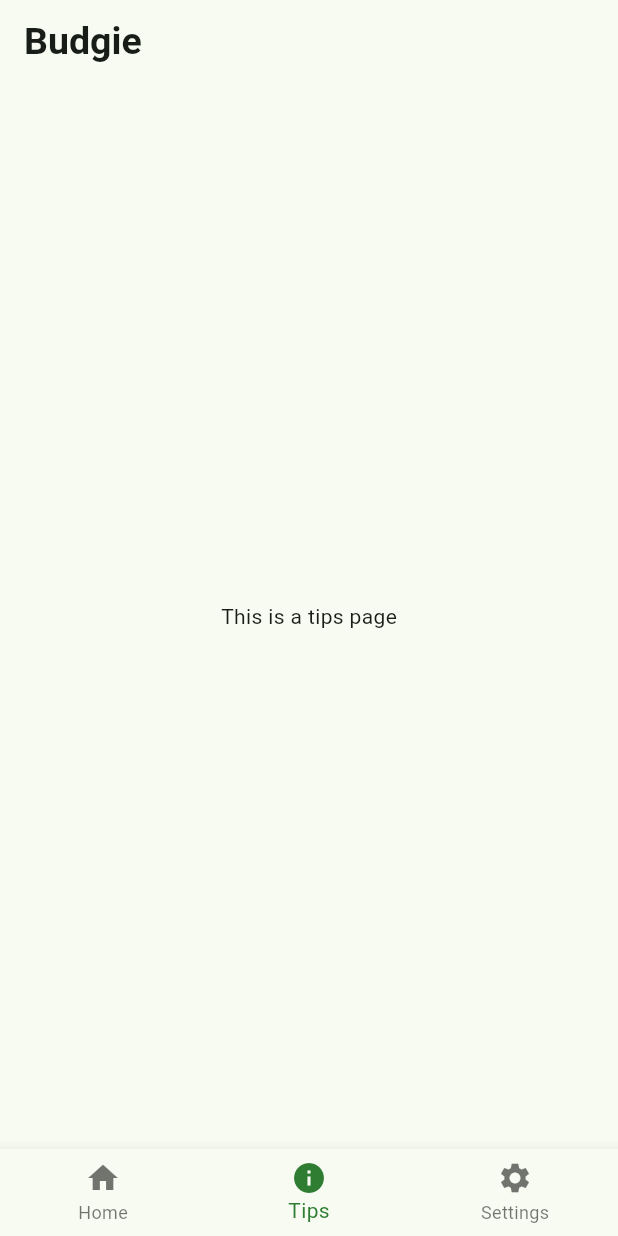
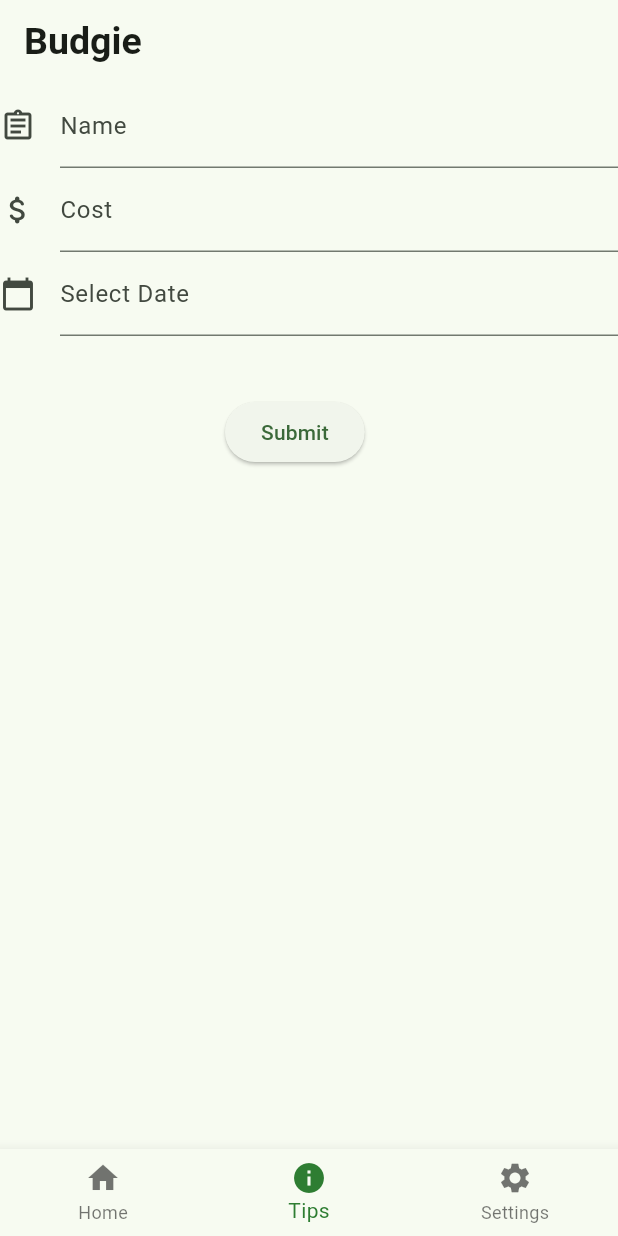
Before and after one commit to WSU-4110/budgie, a Flutter app: the screen it shows after launch, item 2 of the bottom bar chosen, on a phone screen of 412 x 824 dp. Run offline on Flutter 3.47's test engine with Material 2 defaults, Android fonts, the phone set to English and light mode, and no system bars; our stand-ins replace firebase_core, percent_indicator; accounts and stored records are empty; generated files the repository leaves out were written again.

Commit message:
Expense Form no Firebase
Expense form with validators. Returns null so far (Firebase has not been implemented yet)

```diff
--- /dev/null
+++ b/lib/BudgetCategories/expenseForm.dart
@@ -0,0 +1,86 @@
+import 'package:flutter/material.dart';
+
+class expenseForm extends StatefulWidget {
+
+  @override
+  expenseFormState createState() {
+    return expenseFormState();
+  }
+}
+
+class expenseFormState extends State<expenseForm> {
+  final _formKey = GlobalKey<FormState>();
+
+  @override
+  Widget build(BuildContext context) {
+    return Form(
+      key: _formKey,
+      child: Column(
+        crossAxisAlignment: CrossAxisAlignment.start,
+      children: <Widget> [
+        TextFormField(
+          decoration: const InputDecoration(
+              icon: const Icon(Icons.assignment_outlined),
+              hintText: 'Enter the Name of the Expense',
+              labelText: 'Name',
+            ),
+            validator: (value) {
+              if (value == null || value.isEmpty) {
+                return 'Please enter some text';
+              }
+              return null;
+            },
+          ),
+          TextFormField(
+            keyboardType: TextInputType.number,
+            decoration: const InputDecoration(
+              icon: const Icon(Icons.attach_money_rounded),
+              hintText: 'Enter the Cost',
+              labelText: 'Cost',
+            ),
+            validator: (value) {
+              if (value == null || value.isEmpty) {
+                return 'Please enter a valid number';
+              }
+              return null;
+            },
+          ),
+          TextFormField(
+            decoration: const InputDecoration(
+            icon: const Icon(Icons.calendar_today),
+            hintText: 'Enter the date of the purchase',
+            labelText: 'Select Date',
+            ),
+            onTap: () async{
+              DateTime? pickeddate = await showDatePicker(
+                context: context,
+                initialDate: DateTime.now(),
+                firstDate: DateTime(2000),
+                lastDate: DateTime(2101)
+                );
+            },
+            validator: (value) {
+              if (value == null || value.isEmpty) {
+                return 'Please enter valid date';
+              }
+              return null;
+            },
+           ),
+          new Container(
+              padding: const EdgeInsets.only(left: 150.0, top: 40.0),
+              child: new ElevatedButton(
+                child: const Text('Submit'),
+                onPressed: () {
+                  // It returns true if the form is valid, otherwise returns false
+                  if (_formKey.currentState!.validate()) {
+                    // If the form is valid, display a Snackbar.
+                    ScaffoldMessenger.of(context)
+                        .showSnackBar(const SnackBar(content: Text('Data is in processing.')));
+                  }
+                },
+              )),
+        ],
+      ),
+    );
+  }
+}
--- a/lib/BudgetCategories/expensesPage.dart
+++ b/lib/BudgetCategories/expensesPage.dart
@@ -1,5 +1,6 @@
 import 'package:flutter/cupertino.dart';
 import 'package:flutter/material.dart';
+import 'expenseForm.dart';
 
 class ExpensesPage extends StatelessWidget {
   @override
--- a/lib/BudgetCircle/overallBudgetCircle.dart
+++ b/lib/BudgetCircle/overallBudgetCircle.dart
@@ -19,7 +19,7 @@ class _BudgetCircleState extends State<OverBudgie> {
           radius: 100,
           lineWidth: 20,
           percent: ovProgress(totalBudget, currentBudget),
-          center: new Text("\$" + currentBud,
+          center: new Text("\$" + currentBudgie,
           style:
           new TextStyle(fontWeight: FontWeight.bold, fontSize: 40.0)
           ),
--- a/lib/main.dart
+++ b/lib/main.dart
@@ -4,6 +4,7 @@ import 'BudgetCategories/horProgressBar.dart';
 import 'BudgetCircle/overallBudgetCircle.dart';
 import 'package:firebase_core/firebase_core.dart';
 import 'firebase_options.dart';
+import 'BudgetCategories/expenseForm.dart';
 
 void main() async {
   WidgetsFlutterBinding.ensureInitialized();
@@ -148,8 +149,11 @@ class HomePage extends StatelessWidget {
 class TipsPage extends StatelessWidget {
   //this is the tips page
   @override
+  /*Widget build(BuildContext context) {
+    return Center(child: Text('This is a tips page'));
+  }*/
   Widget build(BuildContext context) {
-    return Center(child: Text('This is a tips page'));
+    return Center(child: expenseForm());
   }
 }
 
```
Also changed, not shown: lib/BudgetCircle/overallBudget.dart (+5 -5 lines), 1 other file.
